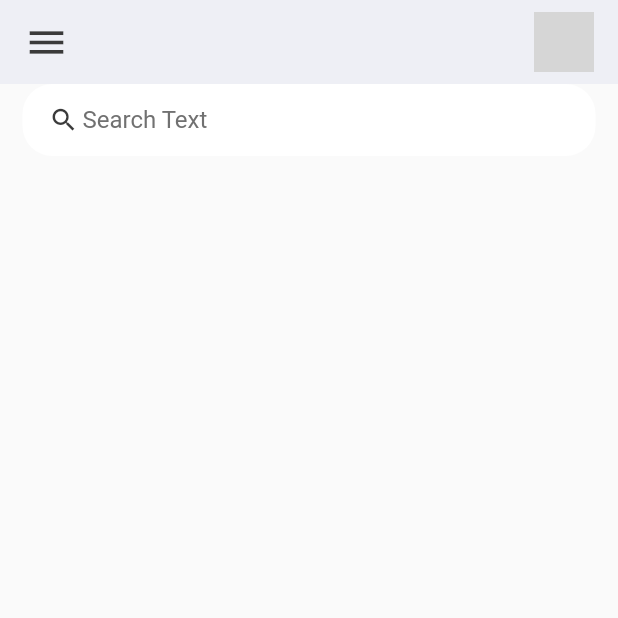
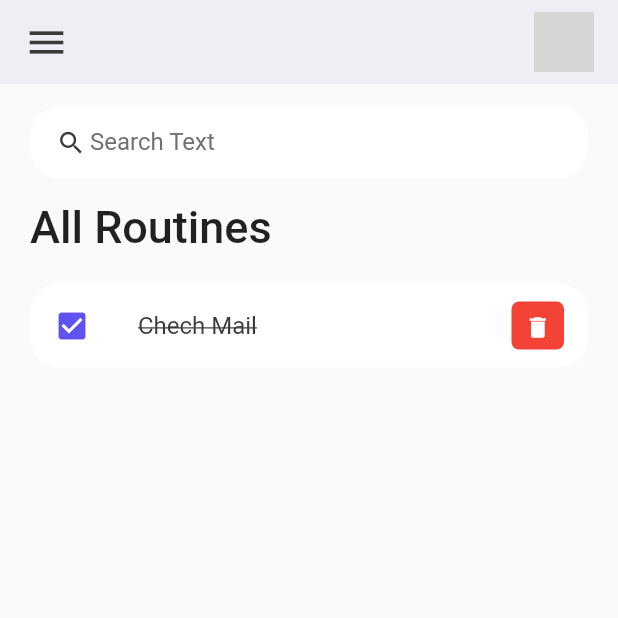
Before and after one commit to hasibHabibzadah/myroutine, a Flutter app: the screen it shows after launch, on a phone screen of 412 x 824 dp, the top half of it. Run offline on Flutter 3.47's test engine with Material 2 defaults, Android fonts, the phone set to English and light mode, and no system bars; grey boxes are pictures that could not be loaded.

Commit message:
Creating My Widgets

```diff
--- a/lib/screens/home.dart
+++ b/lib/screens/home.dart
@@ -1,6 +1,6 @@
 import 'package:flutter/material.dart';
 import 'package:myroutine/constants/colors.dart';
-
+import '../widgets/todo_item.dart';
 class Home extends StatelessWidget {
   const Home({Key? key}) : super (key: key);
 
@@ -11,10 +11,28 @@ class Home extends StatelessWidget {
     return  Scaffold(
       appBar: buildAppBar(),
       body: Container(
-        padding: EdgeInsets.symmetric(horizontal: 15),
+        padding: EdgeInsets.symmetric(horizontal: 20,vertical: 15),
         child: Column(
           children: [
            searchBox(),
+            Expanded(
+              child: ListView(
+                children: [
+                  Container(
+                    margin: EdgeInsets.only(top: 15, bottom: 20),
+                    child: Text(
+                      'All Routines ',
+                      style: TextStyle(
+                          fontSize: 30,
+                          fontWeight: FontWeight.w500
+                      ),
+                    ),
+                  )
+                  ,TodoItem(),
+                ],
+              ),
+
+            )
 
           ],
         ),
--- /dev/null
+++ b/lib/widgets/todo_item.dart
@@ -0,0 +1,46 @@
+import 'package:flutter/cupertino.dart';
+import 'package:flutter/material.dart';
+import 'package:myroutine/constants/colors.dart';
+
+class TodoItem extends StatelessWidget {
+  const TodoItem({Key? key}) : super(key: key);
+
+  @override
+  Widget build(BuildContext context) {
+    return Container(
+        child: ListTile(
+      onTap: () {},
+      shape: RoundedRectangleBorder(
+        borderRadius: BorderRadius.circular(20),
+      ),
+      tileColor: Colors.white,
+      leading: Icon(
+        Icons.check_box,
+        color: tdBlue,
+      ),
+      title: Text(
+        "Chech Mail",
+        style: TextStyle(
+            fontSize: 16,
+            color: tdBlack,
+            decoration: TextDecoration.lineThrough),
+      ),
+      trailing: Container(
+        padding: EdgeInsets.all(0),
+        margin: EdgeInsets.symmetric(vertical: 12),
+        width: 35,
+        height: 35,
+        decoration: BoxDecoration(
+          color: Colors.red,
+          borderRadius: BorderRadius.circular(5)
+        ),
+        child: IconButton(
+          color: Colors.white,
+          iconSize: 18,
+          icon: Icon(Icons.delete),
+          onPressed: () {  },
+        ),
+      ),
+        ));
+  }
+}
```
